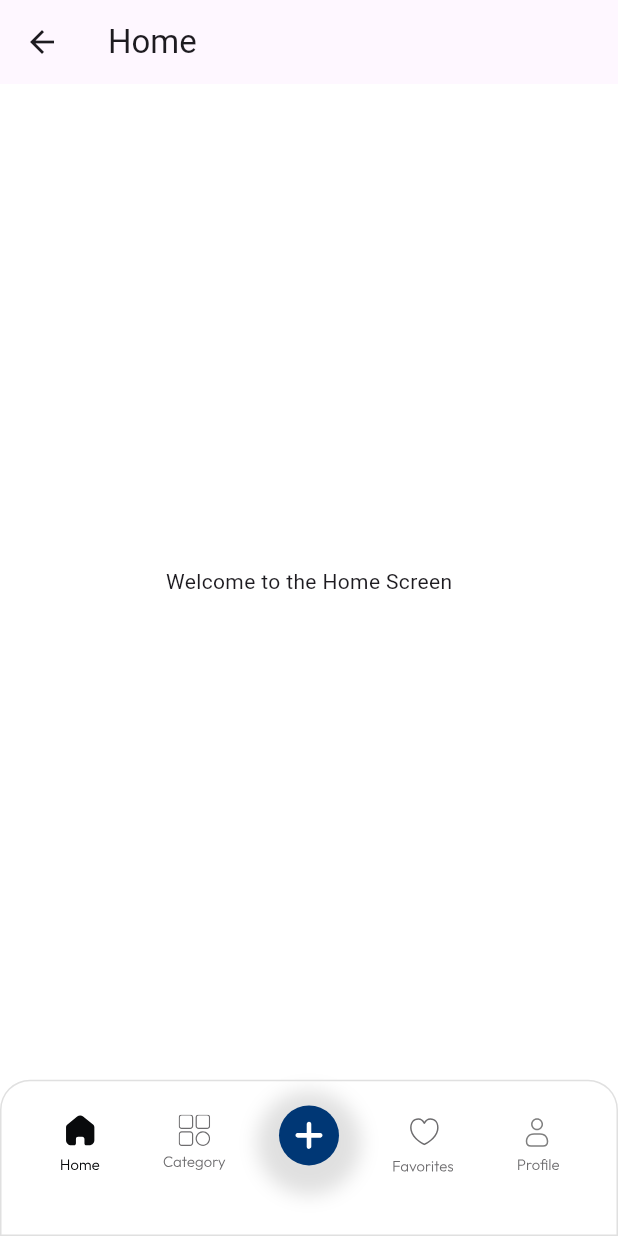
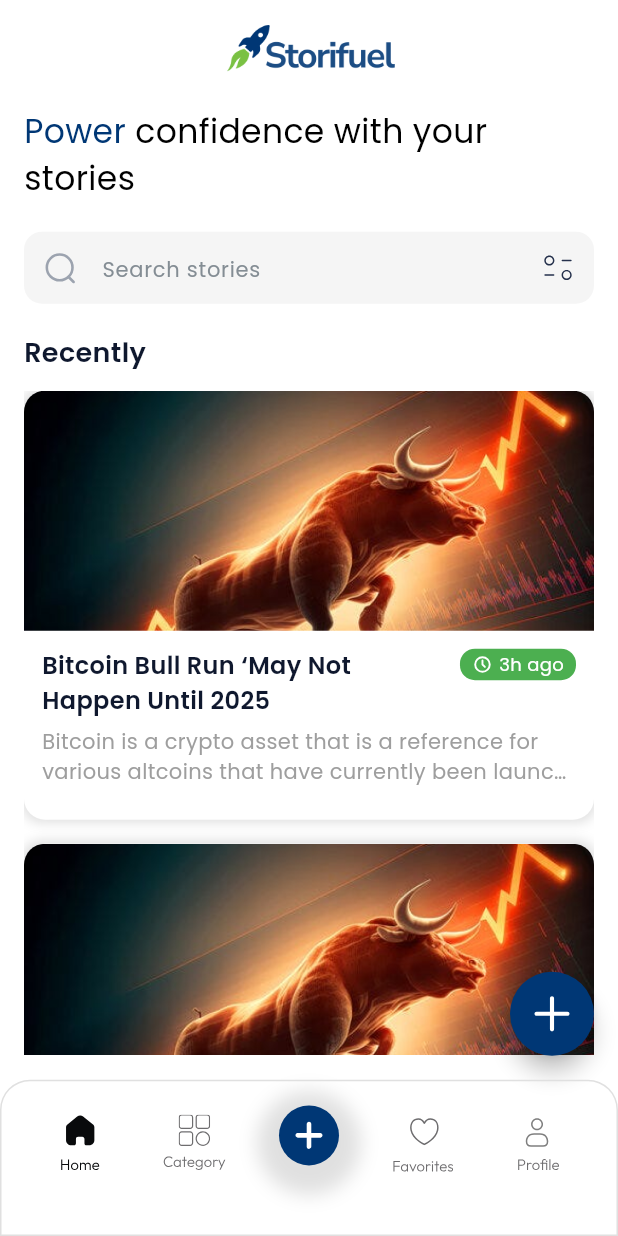
Before and after one commit to terabitdev/Storifuel, a Flutter app: the CustomNavigationBar screen opened by its route, on a phone screen of 412 x 824 dp. Run offline on Flutter 3.47's test engine with Material 3 defaults, Android fonts, the phone set to English and light mode, and no system bars; our stand-ins replace flutter_svg, google_fonts.

Commit message:
Home screen done

```diff
--- a/lib/core/constants/app_images.dart
+++ b/lib/core/constants/app_images.dart
@@ -16,4 +16,9 @@ class AppImages {
   static const String profileIcon = 'assets/icons/profile.svg';
   static const String profileColorIcon = 'assets/icons/profile-fill.svg';
   static const String addIcon = 'assets/icons/Add.svg';
+  static const String plusIcon = 'assets/icons/plus.svg';
+  static const String searchIcon = 'assets/icons/search.svg';
+  static const String filterIcon = 'assets/icons/filter.svg';
+  static const String clockIcon = 'assets/icons/clock.svg';
+  static const String story = 'assets/images/story1.png';
 }
--- a/lib/core/theme/app_fonts.dart
+++ b/lib/core/theme/app_fonts.dart
@@ -32,7 +32,12 @@ final TextStyle outfit14w500 = GoogleFonts.outfit(
 
 final TextStyle poppins29w600 = GoogleFonts.poppins(
   fontSize: 29,
-  fontWeight: FontWeight.w600,
+  fontWeight: FontWeight.w400,
+  color: Color(0xFF0F182E),
+);
+final TextStyle poppins22w600 = GoogleFonts.poppins(
+  fontSize: 22,
+  fontWeight: FontWeight.w400,
   color: Color(0xFF0F182E),
 );
 
@@ -60,3 +65,24 @@ final TextStyle outfit12w300 = GoogleFonts.outfit(
   fontWeight: FontWeight.w300,
   color: Color(0xFF848D94),
 );
+
+final TextStyle poppins14w400 = GoogleFonts.poppins(
+  fontSize: 14,
+  fontWeight: FontWeight.w400,
+  color: Color(0xFF848D94),
+);
+final TextStyle poppins16w600 = GoogleFonts.poppins(
+  fontSize: 16,
+  fontWeight: FontWeight.w600,
+  color: Color(0xFF0F182E),
+);
+final TextStyle poppins12w400 = GoogleFonts.poppins(
+  fontSize: 12,
+  fontWeight: FontWeight.w400,
+  color: Color(0xFF848D94),
+);
+final TextStyle poppins18w600 = GoogleFonts.poppins(
+  fontSize: 18,
+  fontWeight: FontWeight.w600,
+  color: Color(0xFF0F182E),
+);
--- a/lib/view/dashboard/dashboard_screen.dart
+++ b/lib/view/dashboard/dashboard_screen.dart
@@ -25,7 +25,6 @@ class CustomNavigationBar extends StatelessWidget {
                 topRight: Radius.circular(20),
               ),
               border: Border.all(color: Colors.grey.shade300, width: 1),
-              color: Colors.white,
             ),
             child: Padding(
               padding: const EdgeInsets.all(14.0),
--- a/lib/view/home/home_screen.dart
+++ b/lib/view/home/home_screen.dart
@@ -1,16 +1,83 @@
 import 'package:flutter/material.dart';
+import 'package:flutter_svg/flutter_svg.dart';
+import 'package:storifuel/core/constants/app_colors.dart';
+import 'package:storifuel/core/constants/app_images.dart';
+import 'package:storifuel/core/theme/app_fonts.dart';
+import 'package:storifuel/core/theme/app_responsiveness.dart';
+import 'package:storifuel/widgets/home/search_field.dart';
+import 'package:storifuel/widgets/home/story_card.dart';
+
+
 
 class HomeScreen extends StatelessWidget {
   const HomeScreen({super.key});
 
   @override
   Widget build(BuildContext context) {
+    final TextEditingController searchController = TextEditingController();
+
     return Scaffold(
-      appBar: AppBar(
-        title: const Text("Home"),
+      floatingActionButton: FloatingActionButton(
+        shape: const CircleBorder(),
+        backgroundColor: secondaryColor,
+        onPressed: () {},
+        child: SvgPicture.asset(AppImages.plusIcon),
       ),
-      body: const Center(
-        child: Text("Welcome to the Home Screen"),
+      body: SafeArea(
+        child: Padding(
+          padding: EdgeInsets.symmetric(horizontal: 16, vertical: context.screenHeight * 0.02),
+          child: Column(
+            crossAxisAlignment: CrossAxisAlignment.start,
+            children: [
+              Center(child: Image.asset(AppImages.logo1, width: 118, height: 32)),
+              const SizedBox(height: 24),
+              Text.rich(
+                TextSpan(
+                  text: "Power ",
+                  style: poppins22w600.copyWith(color: secondaryColor),
+                  children: [
+                    TextSpan(
+                      text: "confidence with your stories",
+                      style: poppins22w600.copyWith(color: Colors.black),
+                    )
+                  ],
+                ),
+              ),
+              const SizedBox(height: 20),
+              SearchWidget(controller: searchController),
+              const SizedBox(height: 20),
+              Text("Recently", style: poppins18w600),
+              const SizedBox(height: 12),
+              Expanded(
+                child: ListView(
+                  children: const [
+                    StoryCard(
+                      image: AppImages.story,
+                      title: "Bitcoin Bull Run ‘May Not Happen Until 2025",
+                      description:
+                          "Bitcoin is a crypto asset that is a reference for various altcoins that have currently been launched, so its price movements are an important...",
+                      timeAgo: "3h ago",
+                    ),
+                    StoryCard(
+                      image: AppImages.story,
+                      title: "An Evening Walk Under the Gentle Rain",
+                      description:
+                          "Last night, I went out for a walk while the rain gently poured down. The streets were quiet, and the sound of raindrops on the rooftops made everything feel peaceful...",
+                      timeAgo: "3h ago",
+                    ),
+                    StoryCard(
+                      image: AppImages.story,
+                      title: "My Daughter’s First Day at School",
+                      description:
+                          "The day started with a mix of joy and nervousness as I held my daughter’s tiny hand and walked her into her classroom...",
+                      timeAgo: "3h ago",
+                    ),
+                  ],
+                ),
+              )
+            ],
+          ),
+        ),
       ),
     );
   }
--- /dev/null
+++ b/lib/widgets/home/search_field.dart
@@ -0,0 +1,40 @@
+import 'package:flutter/material.dart';
+import 'package:flutter_svg/flutter_svg.dart';
+import 'package:storifuel/core/constants/app_images.dart';
+import 'package:storifuel/core/theme/app_fonts.dart';
+
+class SearchWidget extends StatelessWidget {
+  final TextEditingController controller;
+  final Function(String)? onChanged;
+
+  const SearchWidget({super.key, required this.controller, this.onChanged});
+
+  @override
+  Widget build(BuildContext context) {
+    return Container(
+      height: 48,
+      decoration: BoxDecoration(
+        color: Colors.grey.shade100,
+        borderRadius: BorderRadius.circular(12),
+      ),
+      child: TextField(
+        controller: controller,
+        onChanged: onChanged,
+        decoration: InputDecoration(
+          contentPadding: const EdgeInsets.symmetric(vertical: 14),
+          border: InputBorder.none,
+          prefixIcon: Padding(
+            padding: const EdgeInsets.all(12.0),
+            child: SvgPicture.asset(AppImages.searchIcon),
+          ),
+          suffixIcon: Padding(
+            padding: const EdgeInsets.all(12.0),
+            child: SvgPicture.asset(AppImages.filterIcon),
+          ),
+          hintText: "Search stories",
+          hintStyle: poppins14w400,
+        ),
+      ),
+    );
+  }
+}
--- /dev/null
+++ b/lib/widgets/home/story_card.dart
@@ -0,0 +1,107 @@
+import 'package:flutter/material.dart';
+import 'package:flutter_svg/flutter_svg.dart';
+import 'package:storifuel/core/constants/app_images.dart';
+import 'package:storifuel/core/theme/app_fonts.dart';
+
+class StoryCard extends StatelessWidget {
+  final String image;
+  final String title;
+  final String description;
+  final String timeAgo;
+
+  const StoryCard({
+    super.key,
+    required this.image,
+    required this.title,
+    required this.description,
+    required this.timeAgo,
+  });
+
+  @override
+  Widget build(BuildContext context) {
+    return Container(
+      margin: const EdgeInsets.only(bottom: 16),
+      decoration: BoxDecoration(
+        color: Colors.white,
+        borderRadius: BorderRadius.circular(14),
+        boxShadow: [
+          BoxShadow(color: Colors.black12, blurRadius: 6, spreadRadius: 2),
+        ],
+      ),
+      child: Column(
+        crossAxisAlignment: CrossAxisAlignment.start,
+        children: [
+          ClipRRect(
+            borderRadius: const BorderRadius.only(
+              topLeft: Radius.circular(14),
+              topRight: Radius.circular(14),
+            ),
+            child: Image.asset(
+              image,
+              height: 160,
+              width: double.infinity,
+              fit: BoxFit.cover,
+            ),
+          ),
+          Padding(
+            padding: const EdgeInsets.all(12.0),
+            child: Column(
+              crossAxisAlignment: CrossAxisAlignment.start,
+              children: [
+                Row(
+                  crossAxisAlignment: CrossAxisAlignment.start,
+                  children: [
+                    Expanded(
+                      child: Text(
+                        title,
+                        style: poppins16w600,
+                        maxLines: 2, // allow wrapping
+                        overflow: TextOverflow.ellipsis,
+                      ),
+                    ),
+                    const SizedBox(width: 8),
+                    Container(
+                      padding: const EdgeInsets.symmetric(
+                        horizontal: 8,
+                        vertical: 2,
+                      ),
+                      decoration: BoxDecoration(
+                        color: Colors.green,
+                        borderRadius: BorderRadius.circular(10),
+                      ),
+                      child: Row(
+                        mainAxisSize: MainAxisSize.min,
+                        children: [
+                          SvgPicture.asset(
+                            AppImages.clockIcon,
+                            height: 14,
+                            width: 14,
+                            color: Colors.white,
+                          ),
+                          const SizedBox(width: 4),
+                          Text(
+                            timeAgo,
+                            style: poppins12w400.copyWith(color: Colors.white),
+                          ),
+                        ],
+                      ),
+                    ),
+                  ],
+                ),
+
+                const SizedBox(height: 6),
+                Text(
+                  description,
+                  maxLines: 2,
+                  overflow: TextOverflow.ellipsis,
+                  style: poppins14w400.copyWith(color: Colors.grey),
+                ),
+                const SizedBox(height: 10),
+              ],
+            ),
+          ),
+        ],
+      ),
+    );
+  }
+}
```
Also changed, not shown: assets/icons/clock.svg (added), assets/icons/filter.svg (added), assets/icons/plus.svg (added), assets/icons/profile-fill.svg (added), assets/icons/search.svg (added), assets/images/story1.png (added).
